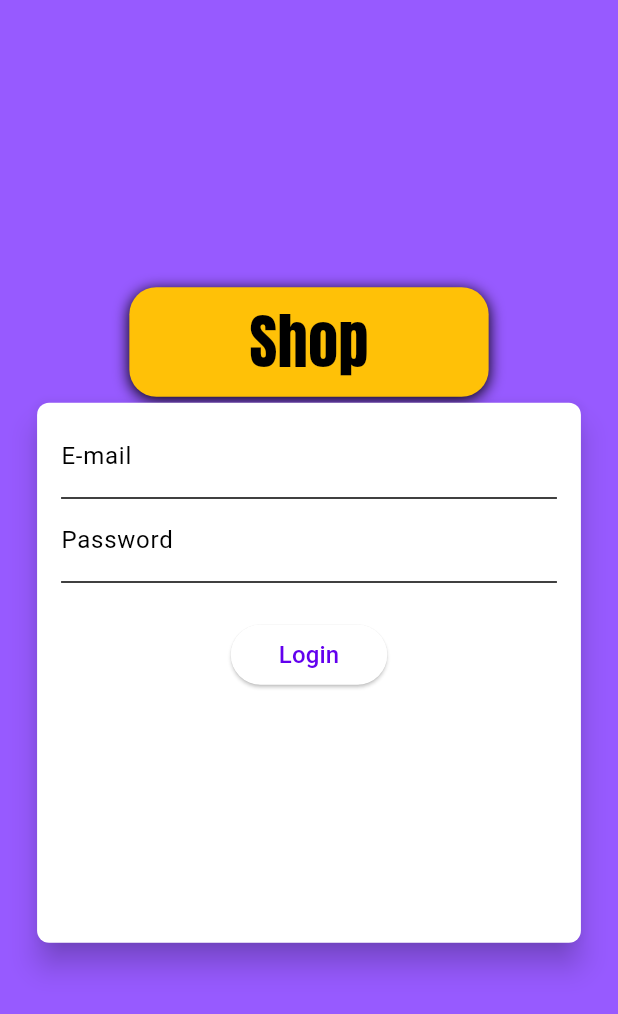
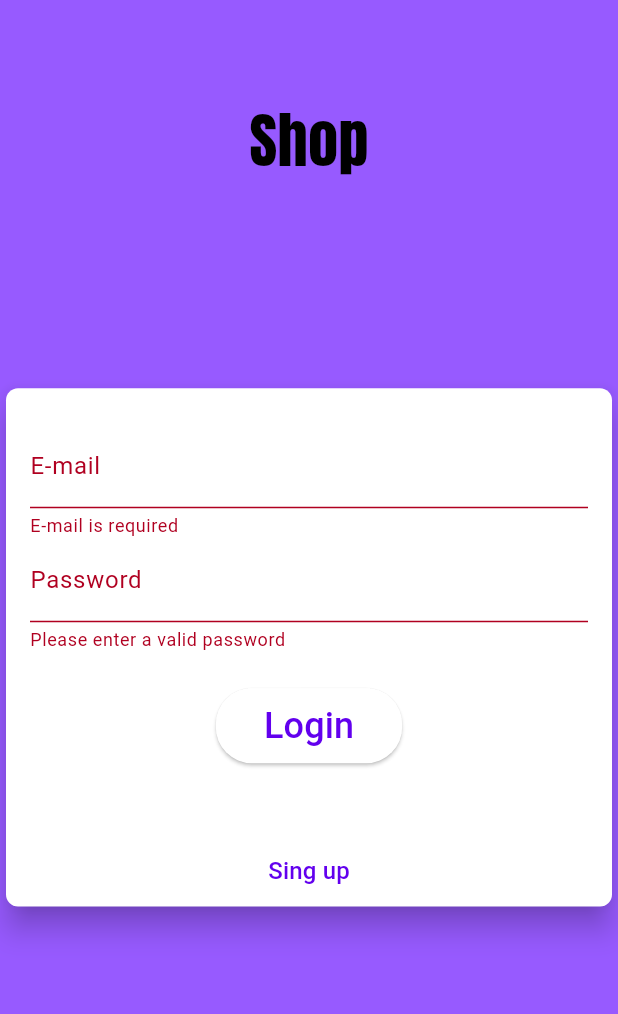
Before and after one commit to andreicampigotto/shop-project-study, a Flutter app: the screen it shows after launch, after a tap on "Login", on a phone screen of 412 x 824 dp. Shown: the top 1014 px of the screen. Run offline on Flutter 3.47's test engine with Material 3 defaults, Android fonts, the phone set to English and light mode, and no system bars.

Commit message:
created login page

```diff
--- a/lib/views/auth_page.dart
+++ b/lib/views/auth_page.dart
@@ -1,4 +1,5 @@
 import 'package:flutter/material.dart';
+import 'package:flutter/widgets.dart';
 import 'package:shop/views/components/auth_form.dart';
 
 class AuthPage extends StatelessWidget {
@@ -12,38 +13,28 @@ class AuthPage extends StatelessWidget {
           Container(
             decoration: BoxDecoration(color: Theme.of(context).primaryColor),
           ),
-          Container(
-            width: double.infinity,
-            child: Column(
-              mainAxisAlignment: MainAxisAlignment.center,
+          Column(
+            // mainAxisAlignment: MainAxisAlignment.spaceEvenly,
             crossAxisAlignment: CrossAxisAlignment.center,
             children: [
-                Container(
-                  padding: const EdgeInsets.symmetric(
-                    vertical: 8,
-                    horizontal: 80,
+              SizedBox(
+                height: MediaQuery.of(context).size.height * 0.08,
               ),
-                  //transform: Matrix4.rotationZ(-8 * pi / 180),
-                  decoration: BoxDecoration(
-                      borderRadius: BorderRadius.circular(18),
-                      color: Colors.amber,
-                      boxShadow: const [
-                        BoxShadow(
-                            blurRadius: 8,
-                            color: Colors.black,
-                            offset: Offset(0, 2))
-                      ]),
-                  child: const Text(
+              const Text(
                 'Shop',
                 style: TextStyle(
                   fontSize: 40,
                   fontFamily: 'Anton',
                 ),
               ),
+              SizedBox(
+                height: MediaQuery.of(context).size.height * 0.16,
               ),
-                AuthForm(),
+              const SizedBox(
+                width: double.infinity,
+                child: AuthForm(),
+              ),
             ],
-            ),
           ),
         ],
       ),
--- a/lib/views/components/auth_form.dart
+++ b/lib/views/components/auth_form.dart
@@ -1,6 +1,6 @@
 import 'package:flutter/material.dart';
 
-enum AuthMode { singup, login }
+enum AuthMode { singUp, login }
 
 class AuthForm extends StatefulWidget {
   const AuthForm({super.key});
@@ -11,14 +11,43 @@ class AuthForm extends StatefulWidget {
 
 class _AuthFormState extends State<AuthForm> {
   final _passwordController = TextEditingController();
-  final AuthMode _authMode = AuthMode.login;
+  final _formKey = GlobalKey<FormState>();
+
+  bool _isLoading = false;
+  AuthMode _authMode = AuthMode.login;
 
   final Map<String, String> _authData = {
     'email': '',
     'password': '',
   };
 
-  void _submit() {}
+  bool _isLogin() => _authMode == AuthMode.login;
+  bool _isSingUp() => _authMode == AuthMode.singUp;
+
+  void _switchAuthMode() {
+    setState(() {
+      if (_isLogin()) {
+        _authMode = AuthMode.singUp;
+      } else {
+        _authMode = AuthMode.login;
+      }
+    });
+  }
+
+  void _submit() {
+    final isValid = _formKey.currentState?.validate() ?? false;
+    if (!isValid) {
+      return;
+    }
+    setState(() => _isLoading = true);
+
+    _formKey.currentState?.save();
+
+    if (_isLogin()) {
+    } else {}
+
+    setState(() => _isLoading = false);
+  }
 
   @override
   Widget build(BuildContext context) {
@@ -27,10 +56,12 @@ class _AuthFormState extends State<AuthForm> {
       shape: RoundedRectangleBorder(borderRadius: BorderRadius.circular(8)),
       elevation: 8,
       child: Container(
+        margin: const EdgeInsets.only(top: 16),
         padding: const EdgeInsets.only(top: 8, left: 16, right: 16),
-        height: 360,
+        height: deviceSize.height * 0.4,
         width: deviceSize.width * 0.88,
         child: Form(
+            key: _formKey,
             child: Column(
               children: [
                 TextFormField(
@@ -47,9 +78,12 @@ class _AuthFormState extends State<AuthForm> {
                   },
                 ),
                 TextFormField(
-                decoration: const InputDecoration(labelText: 'Password'),
+                    decoration: const InputDecoration(
+                      labelText: 'Password',
+                    ),
                     keyboardType: TextInputType.emailAddress,
-                onSaved: (password) => _authData['password'] = password ?? '',
+                    onSaved: (password) =>
+                        _authData['password'] = password ?? '',
                     obscureText: true,
                     controller: _passwordController,
                     validator: (_password) {
@@ -59,13 +93,13 @@ class _AuthFormState extends State<AuthForm> {
                       }
                       return null;
                     }),
-            if (_authMode == AuthMode.singup)
+                if (_isSingUp())
                   TextFormField(
                     decoration:
                         const InputDecoration(labelText: 'Confirm password'),
                     keyboardType: TextInputType.emailAddress,
                     obscureText: true,
-                validator: _authMode == AuthMode.login
+                    validator: _isLogin()
                         ? null
                         : (_password) {
                             final password = _password ?? '';
@@ -76,20 +110,33 @@ class _AuthFormState extends State<AuthForm> {
                           },
                   ),
                 const SizedBox(height: 24),
+                if (_isLoading)
+                  ElevatedButton(
+                      onPressed: () {},
+                      child: const CircularProgressIndicator())
+                else
                   ElevatedButton(
                     onPressed: _submit,
                     style: ElevatedButton.styleFrom(
                       shape: RoundedRectangleBorder(
                         borderRadius: BorderRadius.circular(24),
                       ),
-                padding:
-                    const EdgeInsets.symmetric(horizontal: 32, vertical: 8),
+                      padding: const EdgeInsets.symmetric(
+                          horizontal: 32, vertical: 8),
                     ),
                     child: Text(
                       _authMode == AuthMode.login ? 'Login' : 'Sing-up',
+                      style: const TextStyle(fontSize: 24),
+                    ),
+                  ),
+                const Spacer(),
+                TextButton(
+                  onPressed: _switchAuthMode,
+                  child: Text(
+                    _isLogin() ? 'Sing up' : 'Sing in',
                     style: const TextStyle(fontSize: 16),
                   ),
-            ),
+                )
               ],
             )),
       ),
```
Lines whose indentation alone changed are shown as unchanged.
